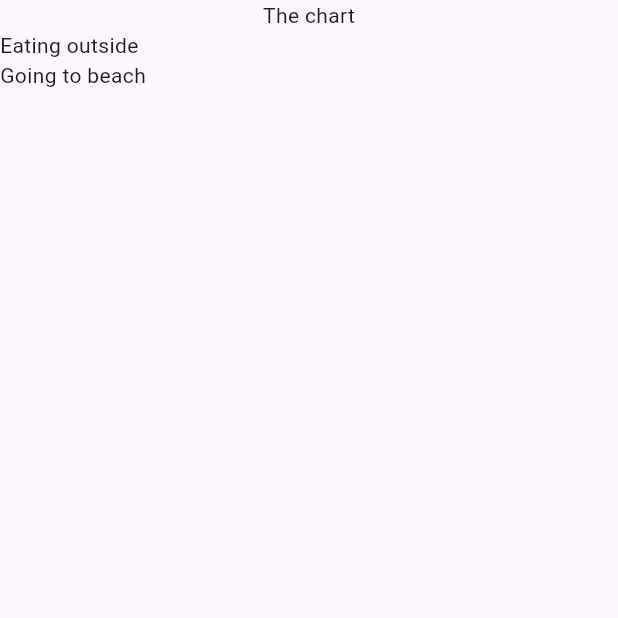
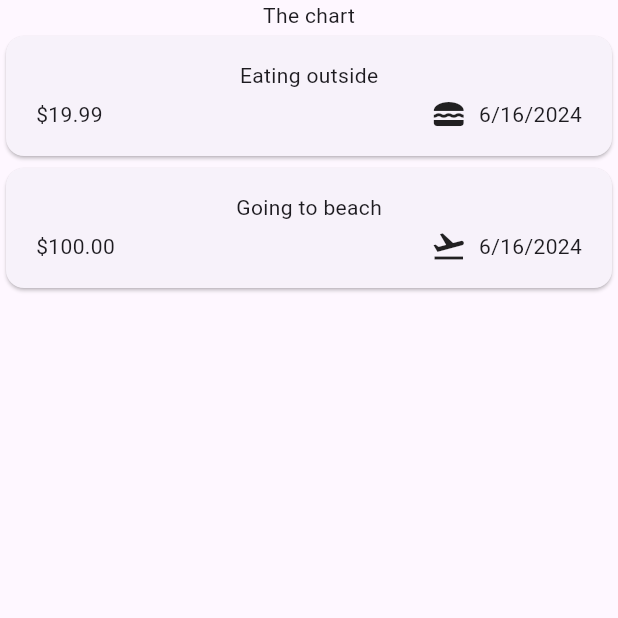
Before and after one commit to itman85/ExpenseTrackerFlutterApp, a Flutter app: the screen it shows after launch, on a phone screen of 412 x 824 dp, the top half of it. Run offline on Flutter 3.47's test engine with Material 3 defaults, Android fonts, the light colour scheme and no system bars.

Commit message:
build list item using card widget, format datetime

```diff
--- a/lib/main.dart
+++ b/lib/main.dart
@@ -1,5 +1,5 @@
 import 'package:flutter/material.dart';
-import 'package:expensetrackerflutterapp/expenses.dart';
+import 'package:expensetrackerflutterapp/widgets/expenses.dart';
 
 void main() {
   runApp(const MaterialApp(home: Expenses()));
--- a/lib/models/expense.dart
+++ b/lib/models/expense.dart
@@ -1,6 +1,16 @@
 import 'package:uuid/uuid.dart';
+import 'package:flutter/material.dart';
+import 'package:intl/intl.dart';
 
 const uuid = Uuid();
+final fomatter = DateFormat.yMd();
+
+const categoryIcons = {
+  Category.food: Icons.lunch_dining,
+  Category.travel: Icons.flight_takeoff,
+  Category.leisure: Icons.movie,
+  Category.work: Icons.work
+};
 
 class Expense {
   Expense(
@@ -15,6 +25,10 @@ class Expense {
   final double amount;
   final DateTime date;
   final Category category;
+
+  String get formatttedDate {
+    return fomatter.format(date);
+  }
 }
 
 enum Category { food, travel, leisure, work }
--- a/lib/expenses.dart
+++ b/lib/widgets/expenses.dart
@@ -1,4 +1,4 @@
-import 'package:expensetrackerflutterapp/expenses_list.dart';
+import 'package:expensetrackerflutterapp/widgets/expenses_list/expenses_list.dart';
 import 'package:flutter/material.dart';
 import 'package:expensetrackerflutterapp/models/expense.dart';
 import 'package:flutter/widgets.dart';
--- /dev/null
+++ b/lib/widgets/expenses_list/expense_item.dart
@@ -0,0 +1,39 @@
+import 'package:expensetrackerflutterapp/models/expense.dart';
+import 'package:flutter/material.dart';
+
+class ExpenseItem extends StatelessWidget {
+  const ExpenseItem(this.expense, {super.key});
+  final Expense expense;
+  @override
+  Widget build(BuildContext context) {
+    return Card(
+      child: Padding(
+        padding: const EdgeInsets.symmetric(horizontal: 20, vertical: 16),
+        child: Column(
+          children: [
+            Text(expense.title),
+            const SizedBox(
+              height: 4,
+            ),
+            Row(
+              children: [
+                Text(
+                    '\$${expense.amount.toStringAsFixed(2)}'), // 12.1234 -> 12.12
+                const Spacer(),
+                Row(
+                  children: [
+                    Icon(categoryIcons[expense.category]),
+                    const SizedBox(
+                      width: 8,
+                    ),
+                    Text(expense.formatttedDate)
+                  ],
+                )
+              ],
+            )
+          ],
+        ),
+      ),
+    );
+  }
+}
--- a/lib/expenses_list.dart
+++ b/lib/widgets/expenses_list/expenses_list.dart
@@ -1,3 +1,4 @@
+import 'package:expensetrackerflutterapp/widgets/expenses_list/expense_item.dart';
 import 'package:flutter/material.dart';
 import 'package:expensetrackerflutterapp/models/expense.dart';
 
@@ -10,7 +11,7 @@ class ExpensesList extends StatelessWidget {
     return ListView.builder(
         itemCount: expenses.length,
         itemBuilder: (ctx, index) {
-          return Text(expenses[index].title);
+          return ExpenseItem(expenses[index]);
         });
   }
 }
--- a/pubspec.yaml
+++ b/pubspec.yaml
@@ -36,6 +36,7 @@ dependencies:
   # Use with the CupertinoIcons class for iOS style icons.
   cupertino_icons: ^1.0.6
   uuid: ^4.4.0
+  intl: ^0.19.0
 
 dev_dependencies:
   flutter_test:
```
Also changed, not shown: 1 other file.
